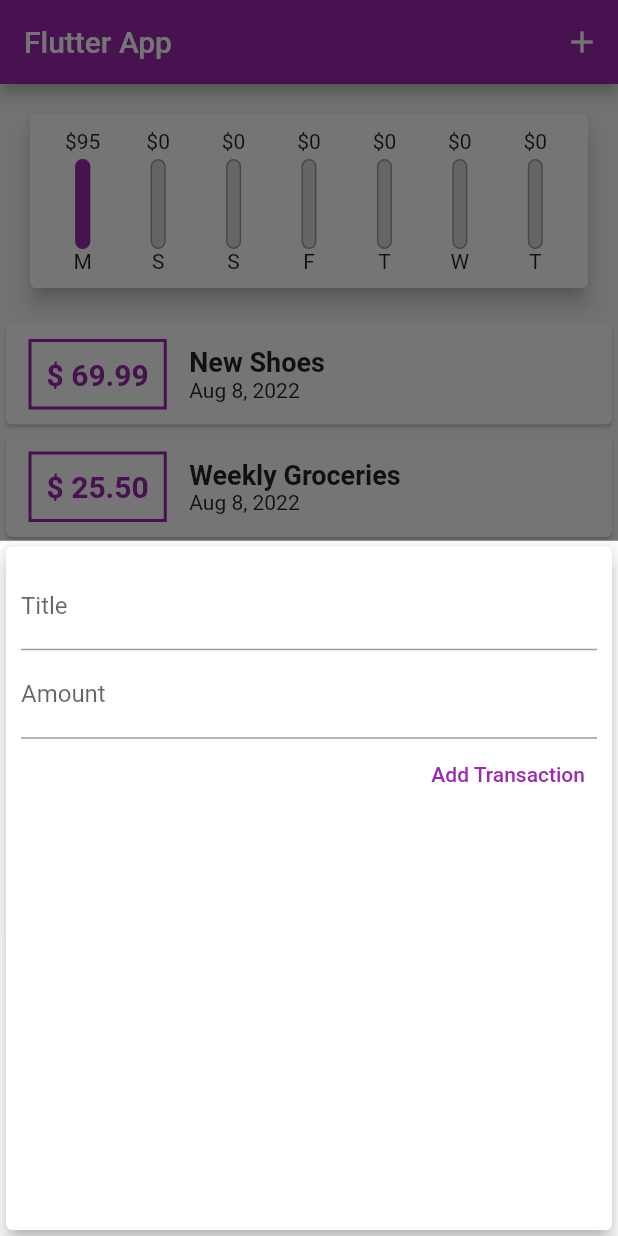
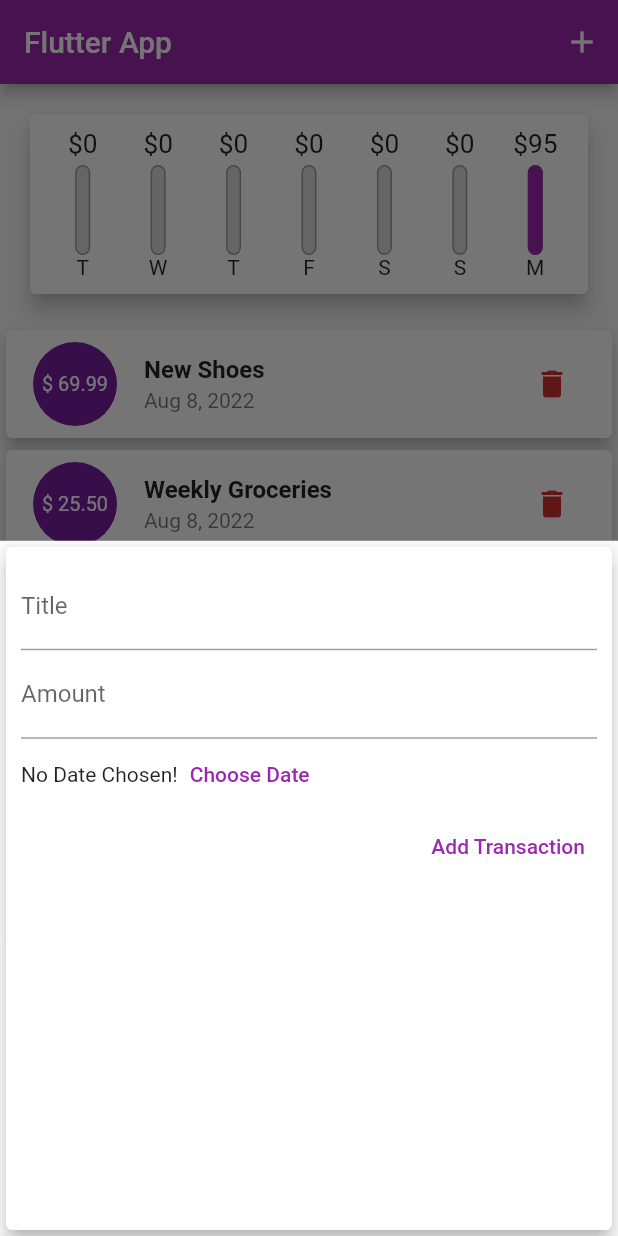
Before and after one commit to aniribe/expenses_planner_from_flutter_course, a Flutter app: the screen it shows after launch, after a tap on the "add" icon, on a phone screen of 412 x 824 dp. Run offline on Flutter 3.47's test engine with Material 2 defaults, Android fonts, the phone set to English and light mode, and no system bars; our stand-ins replace stacked, stacked_core, stacked_services.

Commit message:
Lessons 108 - 117 from Flutter course;

```diff
--- a/lib/ui/views/home/components/new_transaction.dart
+++ b/lib/ui/views/home/components/new_transaction.dart
@@ -1,14 +1,19 @@
 import 'package:flutter/material.dart';
+import 'package:intl/intl.dart';
 
 class NewTransaction extends StatelessWidget {
   final titleController = TextEditingController();
   final amountController = TextEditingController();
+  DateTime? selectedDate;
 
   final void Function(String, String) onAddPressed;
+  final void Function(DateTime) onDateChosen;
 
   NewTransaction({
     Key? key,
     required this.onAddPressed,
+    required this.onDateChosen,
+    this.selectedDate,
   }) : super(key: key);
 
   @override
@@ -32,6 +37,32 @@ class NewTransaction extends StatelessWidget {
                   const TextInputType.numberWithOptions(decimal: true),
               // onChanged: onAmountChanged,
             ),
+            Row(
+              children: [
+                Text(
+                  selectedDate == null
+                      ? 'No Date Chosen!'
+                      : DateFormat.yMd().format(selectedDate!),
+                ),
+                TextButton(
+                  onPressed: () {
+                    showDatePicker(
+                            context: context,
+                            initialDate: DateTime.now(),
+                            firstDate: DateTime(2019),
+                            lastDate: DateTime.now())
+                        .then((pickedDate) {
+                      print('SEKECTED: $selectedDate');
+                      if (pickedDate == null) {
+                        return;
+                      }
+                      onDateChosen(pickedDate);
+                    });
+                  },
+                  child: const Text('Choose Date'),
+                )
+              ],
+            ),
             TextButton(
               onPressed: () =>
                   onAddPressed(titleController.text, amountController.text),
--- a/lib/ui/views/home/components/transaction_list.dart
+++ b/lib/ui/views/home/components/transaction_list.dart
@@ -17,37 +17,29 @@ class TransactionList extends StatelessWidget {
       child: ListView.builder(
         itemBuilder: (context, index) {
           return Card(
-            child: Row(
-              children: [
-                Container(
-                  padding: const EdgeInsets.all(10),
-                  margin: const EdgeInsets.symmetric(
-                    horizontal: 15,
-                    vertical: 10,
-                  ),
-                  decoration: BoxDecoration(
-                      border: Border.all(color: Colors.purple, width: 2)),
-                  child: Text(
-                    '\$ ${transactions[index].amount.toStringAsFixed(2)}',
-                    style: const TextStyle(
-                      fontWeight: FontWeight.bold,
-                      fontSize: 20,
-                      color: Colors.purple,
-                    ),
-                  ),
+            elevation: 5,
+            child: ListTile(
+              leading: CircleAvatar(
+                radius: 30,
+                child: Padding(
+                  padding: const EdgeInsets.all(8),
+                  child: FittedBox(
+                      child: Text(
+                          '\$ ${transactions[index].amount.toStringAsFixed(2)}')),
                 ),
-                Column(
-                  crossAxisAlignment: CrossAxisAlignment.start,
-                  children: [
-                    Text(
-                      transactions[index].title,
-                      style: const TextStyle(
-                          fontSize: 18, fontWeight: FontWeight.bold),
-                    ),
-                    Text(DateFormat.yMMMd().format(transactions[index].date)),
-                  ],
-                ),
-              ],
+              ),
+              title: Text(
+                transactions[index].title,
+                style:
+                    const TextStyle(fontSize: 16, fontWeight: FontWeight.bold),
+              ),
+              subtitle:
+                  Text(DateFormat.yMMMd().format(transactions[index].date)),
+              trailing: IconButton(
+                icon: Icon(Icons.delete),
+                color: Theme.of(context).errorColor,
+                onPressed: () {},
+              ),
             ),
           );
         },
--- a/lib/ui/views/home/home_viewmodel.dart
+++ b/lib/ui/views/home/home_viewmodel.dart
@@ -8,6 +8,7 @@ class HomeViewModel extends BaseViewModel {
 
   String? titleInput;
   String? amountInput;
+  DateTime? selectedDate;
 
   final List<Transaction> transactions = [
     Transaction(
@@ -45,11 +46,17 @@ class HomeViewModel extends BaseViewModel {
         title: title,
         amount: double.parse(amount),
         id: DateTime.now().toString(),
-        date: DateTime.now());
+        date: selectedDate as DateTime);
 
     transactions.add(newTransaction);
     notifyListeners();
   }
 
+  void onDateChosen(DateTime date) {
+    selectedDate = date;
+
+    notifyListeners();
+  }
+
   Future<void> redirectBack() async => _navigationService.popRepeated(1);
 }
--- a/lib/ui/widgets/chart.dart
+++ b/lib/ui/widgets/chart.dart
@@ -24,7 +24,7 @@ class Chart extends StatelessWidget {
         'day': DateFormat.E().format(weekDay).substring(0, 1),
         'amount': totalSum,
       };
-    });
+    }).reversed.toList();
   }
 
   double get totalSpending {
--- a/lib/ui/widgets/chart_bar.dart
+++ b/lib/ui/widgets/chart_bar.dart
@@ -17,8 +17,11 @@ class ChartBar extends StatelessWidget {
   Widget build(BuildContext context) {
     return Column(
       children: [
-        FittedBox(
-          child: Text('\$${spendingAmount.toStringAsFixed(0)}'),
+        Container(
+          height: 20,
+          child: FittedBox(
+            child: Text('\$${spendingAmount.toStringAsFixed(0)}'),
+          ),
         ),
         const SizedBox(height: 4),
         Container(
```
Also changed, not shown: lib/ui/views/home/components/user_transactions.dart (+27 -26 lines), lib/ui/views/home/home_view.dart (+8 -2 lines).
